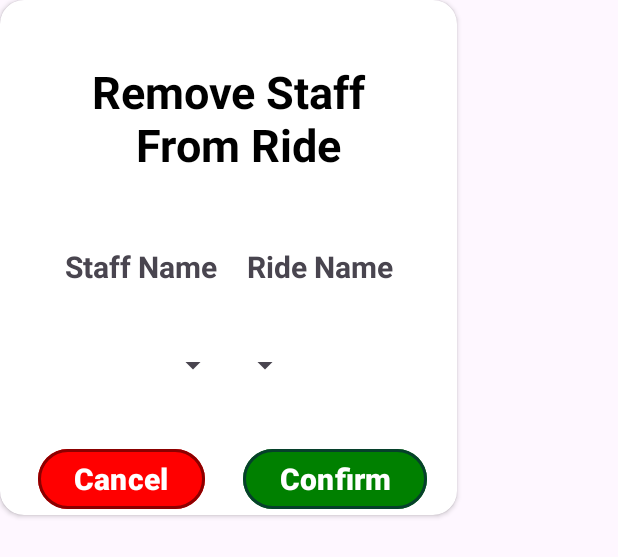
After one commit to BenGrime/FInalProject, an Android app: the layout remove_staff_dialog.xml on its own in the app's theme, with its tools: preview values and no code run, on a phone screen of 412 x 824 dp. The commit adds this screen. Shown: the top 557 px of the screen. Run offline under Robolectric (Android 15) with nearby library versions, the phone set to English and light mode, and no system bars.

Commit message:
added second pop up

```diff
--- a/app/src/main/java/com/example/timetabler/MainActivity.kt
+++ b/app/src/main/java/com/example/timetabler/MainActivity.kt
@@ -15,27 +15,50 @@ class MainActivity : AppCompatActivity() {
     private lateinit var addStaffConfirm : Button
 
     private lateinit var addStaffButton : Button
+    private lateinit var removeStaffButton : Button
+
+    private lateinit var removeStaffCancel : Button
+    private lateinit var removeStaffConfirm : Button
 
     override fun onCreate(savedInstanceState: Bundle?) {
         super.onCreate(savedInstanceState)
         setContentView(R.layout.activity_main)
 
+
         dialog = Dialog(this)
-        dialog.setContentView(R.layout.add_staff_dialogue)
         dialog.window?.setLayout(ViewGroup.LayoutParams.WRAP_CONTENT, ViewGroup.LayoutParams.WRAP_CONTENT)
         dialog.window?.setBackgroundDrawable(getDrawable(R.drawable.custom_dialog_bg))
         dialog.setCancelable(false)
 
 
-        addStaffCancel = dialog.findViewById(R.id.AddStaffCancel)
-        addStaffConfirm = dialog.findViewById(R.id.AddStaffConfirm)
+        addStaffButton = findViewById(R.id.addStaffButton)
+        removeStaffButton = findViewById(R.id.removeStaffButton)
 
-        addStaffCancel.setOnClickListener(View.OnClickListener {
-            dialog.dismiss()
+
+
+        addStaffButton.setOnClickListener(View.OnClickListener {
+            dialog.setContentView(R.layout.add_staff_dialogue)
+            addStaffCancel = dialog.findViewById(R.id.AddStaffCancel)
+            addStaffConfirm = dialog.findViewById(R.id.AddStaffConfirm)
+
+            addStaffCancel.setOnClickListener {
+                dialog.dismiss()
+            }
+            dialog.show()
+
         })
 
-        addStaffButton = findViewById(R.id.addStaffButton)
-        addStaffButton.setOnClickListener(View.OnClickListener {
+
+        removeStaffButton.setOnClickListener(View.OnClickListener {
+            dialog.setContentView(R.layout.remove_staff_dialog)
+
+            // Initialize views in remove_staff_dialog layout
+            removeStaffCancel = dialog.findViewById(R.id.RemoveStaffCancel)
+            removeStaffConfirm = dialog.findViewById(R.id.RemoveStaffConfirm)
+
+            removeStaffCancel.setOnClickListener {
+                dialog.dismiss()
+            }
             dialog.show()
 
         })
--- a/app/src/main/res/layout/add_staff_dialogue.xml
+++ b/app/src/main/res/layout/add_staff_dialogue.xml
@@ -71,7 +71,8 @@
             <Spinner
                 android:id="@+id/staffSelect"
                 android:layout_width="match_parent"
-                android:layout_height="match_parent" />
+                android:layout_height="match_parent"
+                android:padding="20dp"/>
 
             <Spinner
                 android:id="@+id/rideSelect"
--- /dev/null
+++ b/app/src/main/res/layout/remove_staff_dialog.xml
@@ -0,0 +1,137 @@
+<?xml version="1.0" encoding="utf-8"?>
+
+<androidx.cardview.widget.CardView xmlns:android="http://schemas.android.com/apk/res/android"
+xmlns:tools="http://schemas.android.com/tools"
+android:layout_width="wrap_content"
+android:layout_height="wrap_content"
+xmlns:app="http://schemas.android.com/apk/res-auto"
+app:cardCornerRadius="16dp">
+
+<androidx.constraintlayout.widget.ConstraintLayout
+    android:layout_width="match_parent"
+    android:layout_height="match_parent"
+    android:layout_marginLeft="10dp"
+    android:layout_marginRight="10dp">
+
+    <TextView
+        android:id="@+id/textView"
+        android:layout_width="wrap_content"
+        android:layout_height="wrap_content"
+        android:layout_marginTop="25dp"
+        android:text="Remove Staff\n    From Ride"
+        android:textColor="@color/black"
+        android:textSize="30sp"
+        android:textStyle="bold"
+        app:layout_constraintEnd_toEndOf="parent"
+        app:layout_constraintStart_toStartOf="parent"
+        app:layout_constraintTop_toTopOf="parent"
+        android:padding="15dp"/>
+
+    <LinearLayout
+        android:id="@+id/dropdownText"
+        android:layout_width="wrap_content"
+        android:layout_height="wrap_content"
+        android:layout_marginTop="32dp"
+        android:layout_marginBottom="32dp"
+        android:orientation="horizontal"
+        app:layout_constraintEnd_toEndOf="@+id/textView"
+        app:layout_constraintStart_toStartOf="@+id/textView"
+        app:layout_constraintTop_toBottomOf="@+id/textView">
+
+        <TextView
+            android:layout_width="match_parent"
+            android:layout_height="match_parent"
+            android:text="Staff Name"
+            android:textStyle="bold"
+            android:textSize="20sp"
+            android:layout_marginRight="10dp"
+            />
+        <TextView
+            android:layout_width="match_parent"
+            android:layout_height="match_parent"
+            android:text="Ride Name"
+            android:textStyle="bold"
+            android:textSize="20sp"
+            android:layout_marginLeft="10dp"
+            />
+
+
+    </LinearLayout>
+
+    <LinearLayout
+        android:id="@+id/dropdowns"
+        android:layout_width="wrap_content"
+        android:layout_height="wrap_content"
+        android:layout_marginTop="32dp"
+        android:layout_marginBottom="32dp"
+        android:orientation="horizontal"
+        app:layout_constraintEnd_toEndOf="@+id/dropdownText"
+        app:layout_constraintStart_toStartOf="@+id/dropdownText"
+        app:layout_constraintTop_toBottomOf="@+id/dropdownText">
+
+        <Spinner
+            android:id="@+id/staffSelect"
+            android:layout_width="match_parent"
+            android:layout_height="match_parent"
+            android:padding="20dp"
+            />
+
+        <Spinner
+            android:id="@+id/rideSelect"
+            android:layout_width="match_parent"
+            android:layout_height="match_parent" />
+
+
+    </LinearLayout>
+
+    <LinearLayout
+        android:layout_width="wrap_content"
+        android:layout_height="wrap_content"
+        android:orientation="horizontal"
+        android:layout_marginTop="32dp"
+        android:layout_marginBottom="32dp"
+        app:layout_constraintEnd_toEndOf="@+id/dropdowns"
+        app:layout_constraintStart_toStartOf="@+id/dropdowns"
+        app:layout_constraintTop_toBottomOf="@+id/dropdowns">
+
+        <com.google.android.material.button.MaterialButton
+            android:id="@+id/RemoveStaffCancel"
+            android:layout_width="match_parent"
+            android:layout_height="match_parent"
+            android:layout_marginEnd="10dp"
+            android:layout_weight="1"
+            android:text="@string/cancel"
+            android:textColor="@color/white"
+            android:textSize="20sp"
+            android:textStyle="bold"
+            app:strokeColor="@color/darkRed"
+            app:strokeWidth="2dp"
+            android:layout_marginStart="15dp"
+            app:backgroundTint="@color/red">
+
+        </com.google.android.material.button.MaterialButton>
+
+        <com.google.android.material.button.MaterialButton
+            android:id="@+id/RemoveStaffConfirm"
+            android:layout_width="match_parent"
+            android:layout_height="match_parent"
+            android:layout_marginEnd="10dp"
+            android:layout_weight="1"
+            android:text="@string/confirm"
+            android:textColor="@color/white"
+            android:textSize="20sp"
+            android:textStyle="bold"
+            app:strokeColor="@color/darkGreen"
+            app:backgroundTint="@color/green"
+            app:strokeWidth="2dp"
+            android:layout_marginStart="15dp">
+
+        </com.google.android.material.button.MaterialButton>
+
+    </LinearLayout>
+
+
+</androidx.constraintlayout.widget.ConstraintLayout>
+
+
+</androidx.cardview.widget.CardView>
```
